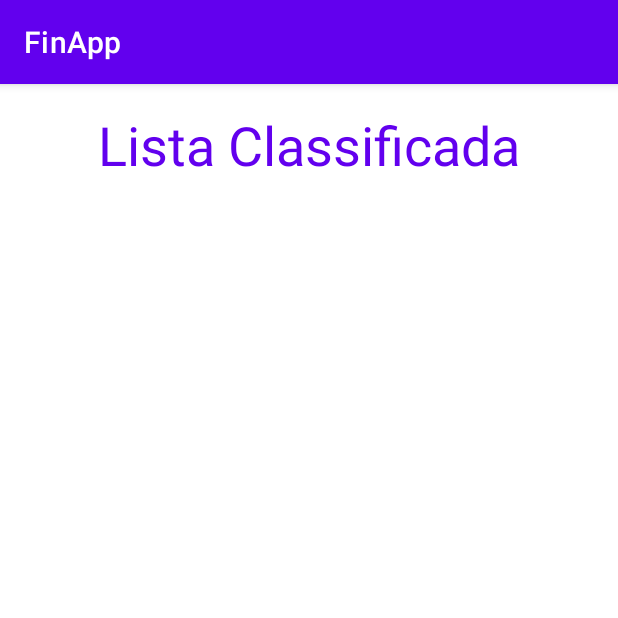
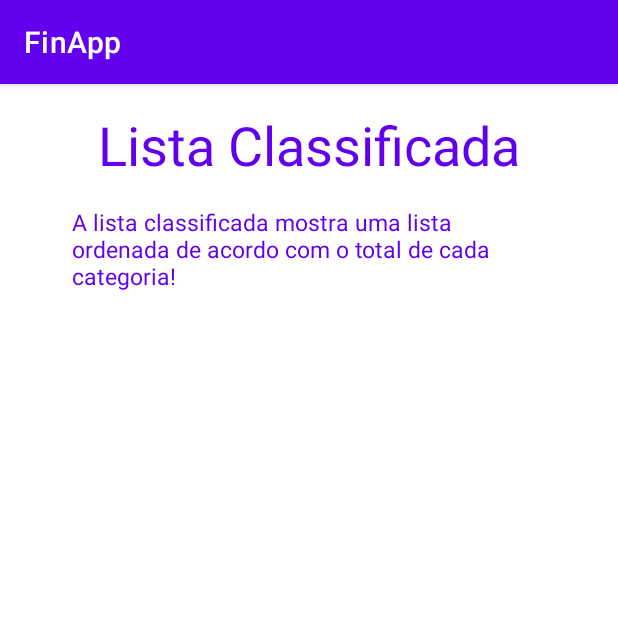
Before and after one commit to carlosmeds/FinApp, an Android app: the ClassificationActivity screen opened directly, with no data from a screen before it, on a phone screen of 412 x 824 dp, the top half of it. Run offline under Robolectric (Android 15) with nearby library versions, the phone set to English and light mode, and no system bars.

Commit message:
estilizando telas

```diff
--- a/app/src/main/res/layout/activity_classification.xml
+++ b/app/src/main/res/layout/activity_classification.xml
@@ -24,11 +24,24 @@
         android:layout_width="0dp"
         android:layout_height="0dp"
         android:layout_marginStart="8dp"
-        android:layout_marginTop="16dp"
         android:layout_marginEnd="8dp"
         app:layout_constraintBottom_toBottomOf="parent"
         app:layout_constraintEnd_toEndOf="parent"
         app:layout_constraintStart_toStartOf="parent"
-        app:layout_constraintTop_toBottomOf="@+id/textView3" />
+        app:layout_constraintTop_toBottomOf="@+id/textView11" />
+
+    <TextView
+        android:id="@+id/textView11"
+        android:layout_width="312dp"
+        android:layout_height="56dp"
+        android:layout_marginStart="48dp"
+        android:layout_marginTop="81dp"
+        android:layout_marginBottom="44dp"
+        android:text="A lista classificada mostra uma lista ordenada de acordo com o total de cada categoria!"
+        android:textColor="@color/purple_500"
+        android:textSize="15dp"
+        app:layout_constraintBottom_toTopOf="@+id/recyclerViewTransitionList"
+        app:layout_constraintStart_toStartOf="parent"
+        app:layout_constraintTop_toTopOf="parent" />
 
 </androidx.constraintlayout.widget.ConstraintLayout>
--- a/app/src/main/res/layout/activity_statement.xml
+++ b/app/src/main/res/layout/activity_statement.xml
@@ -29,7 +29,7 @@
         android:text="Obs.: No extrato somente são mostradas as ultimas 15 transações, mas seu saldo é referente a soma de todas as transações cadastradas"
         android:textAlignment="center"
         android:textColor="@color/purple_500"
-        android:textSize="12sp"
+        android:textSize="15sp"
         app:layout_constraintBottom_toTopOf="@+id/recyclerViewTransitionList"
         app:layout_constraintEnd_toEndOf="parent"
         app:layout_constraintHorizontal_bias="0.0"
```
Also changed, not shown: app/src/main/res/layout/activity_main.xml (+4 -4 lines), app/src/main/res/drawable/logoroxa.png (added).
